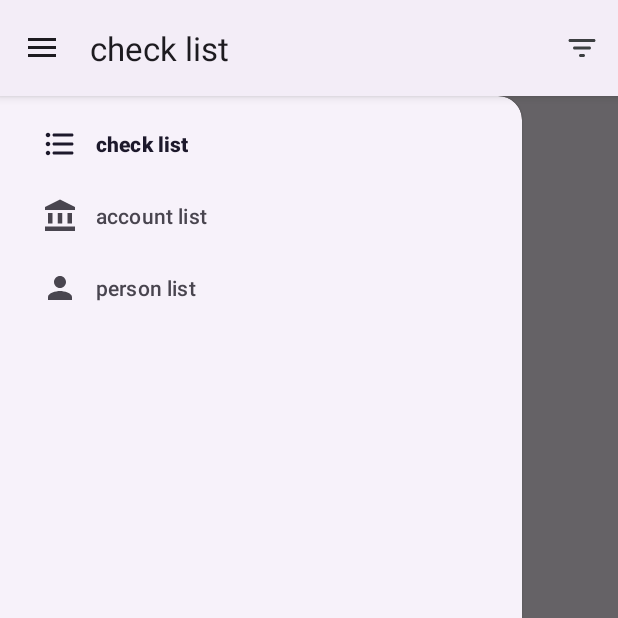
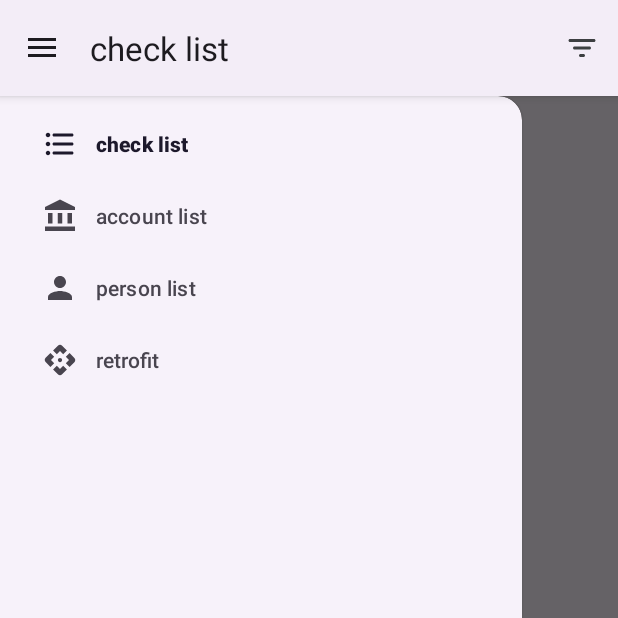
Before and after one commit to alisafavi/Check, an Android app: the screen it shows after launch (MainActivity), with the side drawer open, on a phone screen of 412 x 824 dp, the top half of it. Run offline under Robolectric (Android 15) with nearby library versions, the phone set to English and light mode, and no system bars; our stand-ins replace Dagger/Hilt's generated code, Room's generated code, data binding, navigation-ui; libraries missing offline, so code that uses them is left out: com.xdev.arch.

Commit message:
1401/08/25

```diff
--- a/app/build.gradle
+++ b/app/build.gradle
@@ -50,6 +50,7 @@ dependencies {
     implementation 'androidx.navigation:navigation-ui-ktx:2.4.1'
     implementation 'androidx.legacy:legacy-support-v4:1.0.0'
     implementation project(path: ':swipe_list_menu')
+    implementation 'com.squareup.retrofit2:retrofit:2.9.0'
     testImplementation 'junit:junit:4.13.2'
     androidTestImplementation 'androidx.test.ext:junit:1.1.3'
     androidTestImplementation 'androidx.test.espresso:espresso-core:3.4.0'
--- /dev/null
+++ b/app/src/main/res/drawable/ic_api.xml
@@ -0,0 +1,5 @@
+<vector android:height="24dp" android:tint="#000000"
+    android:viewportHeight="24" android:viewportWidth="24"
+    android:width="24dp" xmlns:android="http://schemas.android.com/apk/res/android">
+    <path android:fillColor="@android:color/white" android:pathData="M13,13L13,13c-0.56,0.56 -1.45,0.56 -2,0.01L11,13c-0.55,-0.55 -0.55,-1.44 0,-1.99L11,11c0.55,-0.55 1.44,-0.55 1.99,0L13,11C13.55,11.55 13.55,12.45 13,13zM12,6l2.12,2.12l2.5,-2.5l-3.2,-3.2c-0.78,-0.78 -2.05,-0.78 -2.83,0l-3.2,3.2l2.5,2.5L12,6zM6,12l2.12,-2.12l-2.5,-2.5l-3.2,3.2c-0.78,0.78 -0.78,2.05 0,2.83l3.2,3.2l2.5,-2.5L6,12zM18,12l-2.12,2.12l2.5,2.5l3.2,-3.2c0.78,-0.78 0.78,-2.05 0,-2.83l-3.2,-3.2l-2.5,2.5L18,12zM12,18l-2.12,-2.12l-2.5,2.5l3.2,3.2c0.78,0.78 2.05,0.78 2.83,0l3.2,-3.2l-2.5,-2.5L12,18z"/>
+</vector>
--- a/app/src/main/res/menu/navigation_menu.xml
+++ b/app/src/main/res/menu/navigation_menu.xml
@@ -16,4 +16,10 @@
         android:icon="@drawable/ic_person"
         />
 
+    <item
+        android:id="@+id/RetrofitFragment"
+        android:title="retrofit"
+        android:icon="@drawable/ic_api"
+        />
+
 </menu>
--- a/app/src/main/res/navigation/nav_graph.xml
+++ b/app/src/main/res/navigation/nav_graph.xml
@@ -67,6 +67,9 @@
         <action
             android:id="@+id/action_checkListFragment_to_personListFragment"
             app:destination="@id/personListFragment" />
+        <action
+            android:id="@+id/action_checkListFragment_to_retrofitFragment"
+            app:destination="@id/RetrofitFragment" />
     </fragment>
     <fragment
         android:id="@+id/personListFragment"
@@ -86,4 +89,9 @@
             android:id="@+id/action_bankListFragment_to_bankFragment"
             app:destination="@id/bankFragment" />
     </fragment>
+    <fragment
+        android:id="@+id/RetrofitFragment"
+        android:name="aliSafavi.check.RetrofitFragment"
+        android:label="fragment_retrofit"
+        tools:layout="@layout/fragment_retrofit" />
 </navigation>
--- a/app/src/main/res/values/strings.xml
+++ b/app/src/main/res/values/strings.xml
@@ -43,5 +43,7 @@
     <string name="Enter_reciver_phone_number">Enter reciver phone number</string>
     <string name="Enter_reciver_name">Enter reciver name</string>
     <string name="accountNumber">acocoun number</string>
+    <!-- TODO: Remove or change this placeholder text -->
+    <string name="hello_blank_fragment">Hello blank fragment</string>
 
 </resources>
```
Also changed, not shown: app/src/main/java/aliSafavi/check/RetrofitFragment.kt (added, +58 -0 lines), app/src/main/java/aliSafavi/check/service/RetrofitService.kt (added, +27 -0 lines), app/src/main/res/layout/fragment_retrofit.xml (added, +24 -0 lines).
